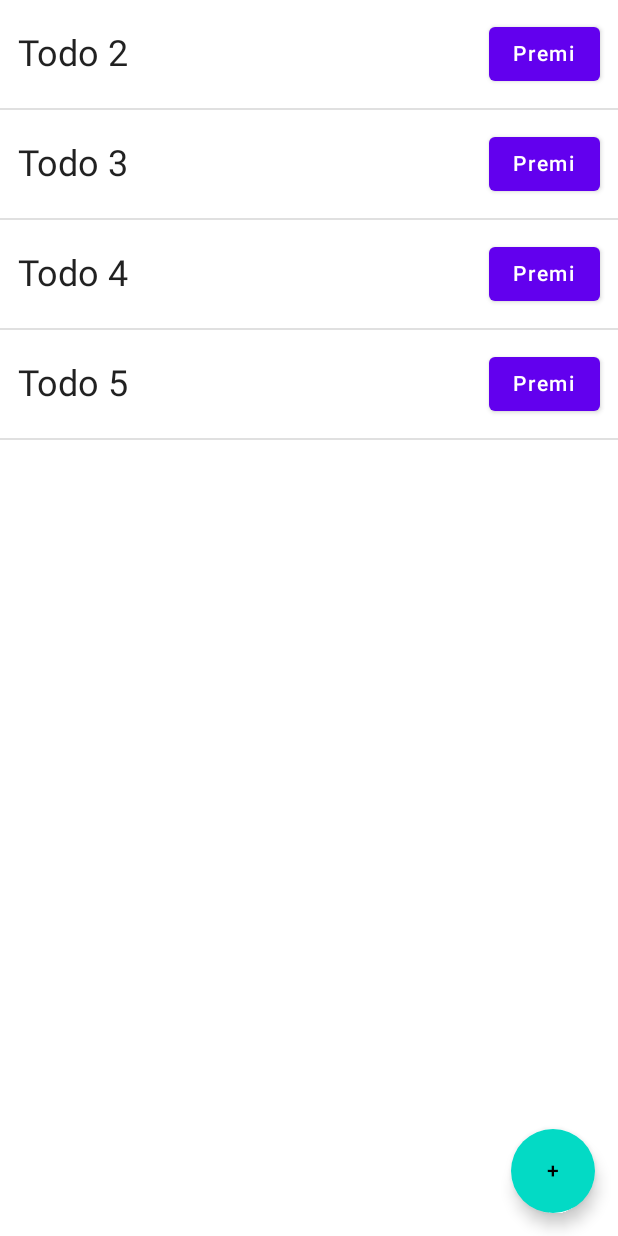
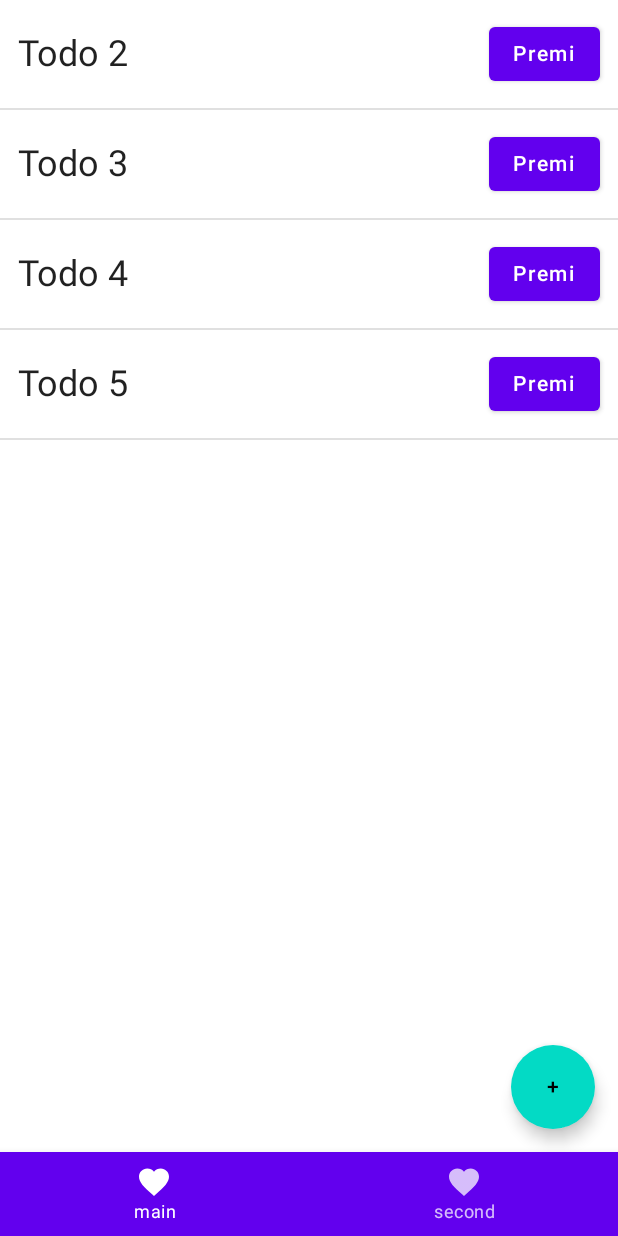
Before and after one commit to GianlucaMarano/ComposeList, an Android app built with Jetpack Compose: the screen it shows after launch (MainActivity), after a tap on "Premi", on a phone screen of 412 x 824 dp. Run offline under Robolectric (Android 15) with nearby library versions, the phone set to English and light mode, and no system bars.

Commit message:
bottom bar + repository mock

```diff
--- a/app/src/main/java/com/example/compose/MainActivity.kt
+++ b/app/src/main/java/com/example/compose/MainActivity.kt
@@ -3,25 +3,24 @@ package com.example.compose
 import android.os.Bundle
 import androidx.activity.ComponentActivity
 import androidx.activity.compose.setContent
-import androidx.compose.foundation.border
-import androidx.compose.foundation.layout.*
-import androidx.compose.foundation.lazy.LazyColumn
-import androidx.compose.foundation.lazy.items
+import androidx.compose.foundation.layout.fillMaxSize
+import androidx.compose.foundation.layout.padding
 import androidx.compose.material.*
+import androidx.compose.material.icons.Icons
+import androidx.compose.material.icons.filled.Favorite
 import androidx.compose.runtime.Composable
-import androidx.compose.ui.Alignment
-import androidx.compose.ui.Alignment.Companion.CenterVertically
+import androidx.compose.runtime.getValue
 import androidx.compose.ui.Modifier
-import androidx.compose.ui.graphics.Color
-import androidx.compose.ui.graphics.Outline
-import androidx.compose.ui.graphics.RectangleShape
-import androidx.compose.ui.graphics.Shape
-import androidx.compose.ui.text.style.TextAlign
-import androidx.compose.ui.tooling.preview.Preview
-import androidx.compose.ui.unit.dp
+import androidx.compose.ui.res.stringResource
+import androidx.navigation.NavDestination.Companion.hierarchy
+import androidx.navigation.compose.currentBackStackEntryAsState
+import androidx.navigation.compose.rememberNavController
+import com.example.compose.navigation.Screen
 import com.example.compose.ui.theme.ComposeTheme
 
+
 class MainActivity : ComponentActivity() { //nuova activity da estendere quando usiamo compose
+
     override fun onCreate(savedInstanceState: Bundle?) {
         super.onCreate(savedInstanceState)
         setContent { //non è necessario specificare un xml
@@ -33,7 +32,7 @@ class MainActivity : ComponentActivity() { //nuova activity da estendere quando
                     //inserire elementi della ui
                     //Layout Box,Column,Row
                     //{Recompose}->{Structure}->{Presentation}
-                    MainNavHost() //funzione composable che gestisce la navigazione tra composable
+                    Content()
                 }
             }
         }
@@ -41,87 +40,35 @@ class MainActivity : ComponentActivity() { //nuova activity da estendere quando
 }
 
 @Composable
-fun MainScreen(
-    viewModel: MainViewModel,
-    onClickToNavigate: (name: String) -> Unit //funzione con parametro stringa che non ritorna nulla
-) {
-    MainScreen(
-        list = viewModel.list,
-        onClickToNavigate = onClickToNavigate,
-        onClickToAdd = { viewModel.addElement(it) },
-        onClickToDelete = { viewModel.remove(it) })
-}
+fun Content() {
+    val items = listOf(
+        Screen.First,
+        Screen.Second,
+    )
 
-
-@Composable
-private fun MainScreen(
-    list: List<String>,
-    onClickToNavigate: (name: String) -> Unit,
-    onClickToAdd: (name: String) -> Unit,
-    onClickToDelete: (e: String) -> Unit
-) {
-    Box(Modifier.fillMaxSize()) {//tutti gli elementi vengono mostrati in colonna
-        LazyColumn { //equivalente di recycler view
-            items(list) {
-                ListElement(name = it, onClick = onClickToDelete)
-                Divider()
+    val navController = rememberNavController()
+    Scaffold(
+        bottomBar = {
+            BottomNavigation {
+                val navBackStackEntry by navController.currentBackStackEntryAsState()
+                val currentDestination = navBackStackEntry?.destination
+                items.forEach { screen ->
+                    BottomNavigationItem(
+                        icon = { Icon(Icons.Filled.Favorite, contentDescription = null) },
+                        label = { Text(stringResource(screen.resourceId)) },
+                        selected = currentDestination?.hierarchy?.any { it.route == screen.route } == true,
+                        onClick = {
+                            navController.navigate(screen.route)
+                        }
+                    )
+                }
             }
         }
-        FloatingActionButton(
-            onClick = {
-                onClickToAdd("test")
-                //onClickToNavigate("test")
-            },
-            modifier = Modifier
-                .align(Alignment.BottomEnd)
-                .padding(15.dp)
-        ) {
-            Text(text = "+")
-        }
-    }
-}
-
-@Composable
-fun ListElement(
-    name: String,
-    onClick: (e: String) -> Unit,
-    modifier: Modifier = Modifier
-) {
-    Row(
-        modifier = modifier.padding(12.dp),
-        verticalAlignment = CenterVertically
-    ) {
-        Text(
-            text = name,
-            textAlign = TextAlign.Center,
-            style = MaterialTheme.typography.h5
-        )
-        Spacer(modifier = Modifier.weight(1f))
-        Button(
-            onClick = { onClick(name) },
-            modifier = Modifier.align(CenterVertically)
-        ) {
-            Text(text = "Premi")
-        }
+    ) { innerPadding ->
+        MainNavHost(
+            navController,
+            modifier = Modifier.padding(innerPadding)
+        ) //funzione composable che gestisce la navigazione tra composable
     }
 
 }
-
-@Preview(showBackground = true)
-@Composable
-fun MainScreenPreview() {
-    MainScreen(listOf("Primo", "Secondo"), {}, {}, {})
-}
-
-
-//funzione che genera l'anteprima
-@Preview(showBackground = true) //inserire tra parentesi le caratteristiche della preview
-@Composable
-fun ListElementPreview() {
-    ComposeTheme {
-        ListElement( //inserire dati mockup
-            name = "world",
-            {}
-        )
-    }
-}
--- a/app/src/main/java/com/example/compose/MainNavHost.kt
+++ /dev/null
@@ -1,36 +0,0 @@
-package com.example.compose
-
-import androidx.compose.runtime.Composable
-import androidx.lifecycle.viewmodel.compose.viewModel
-
-import androidx.navigation.NavHostController
-import androidx.navigation.NavType
-import androidx.navigation.compose.NavHost
-import androidx.navigation.compose.composable
-import androidx.navigation.compose.rememberNavController
-import androidx.navigation.navArgument
-
-@Composable
-fun MainNavHost(
-    navController: NavHostController = rememberNavController(),
-    startDestination : String = "main"
-){
-    NavHost(navController = navController, startDestination = startDestination){
-        //per ogni schermata dichiarare un composable con route
-        composable("main"){
-            MainScreen(
-                viewModel = viewModel(),
-                onClickToNavigate = { name ->
-                   //navcontroller mi permette di cambiare schermata
-                    navController.navigate("second/$name")
-                }
-            )
-        }
-        composable(
-            route ="second/{name}",
-            arguments = listOf(navArgument("name") { type = NavType.StringType })
-        ){
-            it.arguments?.getString("name")?.let { name -> SecondScreen(name) }
-        }
-    }
-}
--- a/app/src/main/java/com/example/compose/MainViewModel.kt
+++ /dev/null
@@ -1,20 +0,0 @@
-package com.example.compose
-
-import androidx.compose.runtime.getValue
-import androidx.compose.runtime.mutableStateOf
-import androidx.lifecycle.ViewModel
-
-class MainViewModel : ViewModel() {
-
-    private val _list = mutableStateOf(listOf("Todo 1", "Todo 2", "Todo 3", "Todo 4", "Todo 5"))
-    val list by _list
-
-    fun addElement(e : String){
-        _list.value += e
-    }
-
-    fun remove (e : String){
-        _list.value -= e
-    }
-
-}
--- /dev/null
+++ b/app/src/main/java/com/example/compose/data/ListRepositoryMock.kt
@@ -0,0 +1,15 @@
+package com.example.compose.data
+
+object ListRepositoryMock {
+    private var _list = arrayListOf("Todo 1", "Todo 2", "Todo 3", "Todo 4", "Todo 5")
+
+    fun getList (): List<String> = _list.toList()
+
+    fun addElement(e : String){
+        _list.add(e)
+    }
+
+    fun remove (e : String){
+        _list.remove(e)
+    }
+}
--- /dev/null
+++ b/app/src/main/java/com/example/compose/navigation/MainNavHost.kt
@@ -0,0 +1,42 @@
+package com.example.compose
+
+import androidx.compose.runtime.Composable
+import androidx.compose.ui.Modifier
+import androidx.lifecycle.viewmodel.compose.viewModel
+import androidx.navigation.NavHostController
+import androidx.navigation.compose.NavHost
+import androidx.navigation.compose.composable
+import androidx.navigation.compose.rememberNavController
+import com.example.compose.data.ListRepositoryMock
+import com.example.compose.navigation.Screen
+import com.example.compose.ui.main.FirstScreen
+import com.example.compose.ui.second.SecondScreen
+
+@Composable
+fun MainNavHost(
+    navController: NavHostController = rememberNavController(),
+    startDestination: String = Screen.First.route,
+    modifier: Modifier = Modifier
+) {
+    NavHost(
+        navController = navController,
+        startDestination = startDestination,
+        modifier = modifier
+    ) {
+        //per ogni schermata dichiarare un composable con route
+        composable(Screen.First.route) {
+            FirstScreen(
+                viewModel = viewModel(),
+                onClickToNavigate = { name ->
+                    //navcontroller mi permette di cambiare schermata
+                    navController.navigate(Screen.Second.route)
+                }
+            )
+        }
+        composable(
+            route = Screen.Second.route
+        ) {
+            SecondScreen(viewModel())
+        }
+    }
+}
--- /dev/null
+++ b/app/src/main/java/com/example/compose/navigation/Screen.kt
@@ -0,0 +1,9 @@
+package com.example.compose.navigation
+
+import androidx.annotation.StringRes
+import com.example.compose.R
+
+sealed class Screen(val route: String, @StringRes val resourceId: Int) {
+    object First : Screen("first", R.string.first)
+    object Second : Screen("second", R.string.second)
+}
--- /dev/null
+++ b/app/src/main/java/com/example/compose/ui/main/FirstScreen.kt
@@ -0,0 +1,99 @@
+package com.example.compose.ui.main
+
+import androidx.compose.foundation.layout.*
+import androidx.compose.foundation.lazy.LazyColumn
+import androidx.compose.foundation.lazy.items
+import androidx.compose.material.*
+import androidx.compose.runtime.Composable
+import androidx.compose.ui.Alignment
+import androidx.compose.ui.Modifier
+import androidx.compose.ui.text.style.TextAlign
+import androidx.compose.ui.tooling.preview.Preview
+import androidx.compose.ui.unit.dp
+import com.example.compose.ui.theme.ComposeTheme
+
+
+@Composable
+fun FirstScreen(
+    viewModel: FirstViewModel,
+    onClickToNavigate: (name: String) -> Unit //funzione con parametro stringa che non ritorna nulla
+) {
+    FirstScreen(
+        list = viewModel.list,
+        onClickToNavigate = onClickToNavigate,
+        onClickToAdd = { viewModel.addElement(it) },
+        onClickToDelete = { viewModel.remove(it) })
+}
+
+
+@Composable
+private fun FirstScreen(
+    list: List<String>,
+    onClickToNavigate: (name: String) -> Unit,
+    onClickToAdd: (name: String) -> Unit,
+    onClickToDelete: (e: String) -> Unit
+) {
+    Box(Modifier.fillMaxSize()) {//tutti gli elementi vengono mostrati in colonna
+        LazyColumn { //equivalente di recycler view
+            items(list) {
+                ListElement(name = it, onClick = onClickToDelete)
+                Divider()
+            }
+        }
+        FloatingActionButton(
+            onClick = {
+                onClickToAdd("test")
+                //onClickToNavigate("test")
+            },
+            modifier = Modifier
+                .align(Alignment.BottomEnd)
+                .padding(15.dp)
+        ) {
+            Text(text = "+")
+        }
+    }
+}
+@Composable
+fun ListElement(
+    name: String,
+    onClick: (e: String) -> Unit,
+    modifier: Modifier = Modifier
+) {
+    Row(
+        modifier = modifier.padding(12.dp),
+        verticalAlignment = Alignment.CenterVertically
+    ) {
+        Text(
+            text = name,
+            textAlign = TextAlign.Center,
+            style = MaterialTheme.typography.h5
+        )
+        Spacer(modifier = Modifier.weight(1f))
+        Button(
+            onClick = { onClick(name) },
+            modifier = Modifier.align(Alignment.CenterVertically)
+        ) {
+            Text(text = "Premi")
+        }
+    }
+
+}
+
+
+//funzione che genera l'anteprima
+@Preview(showBackground = true) //inserire tra parentesi le caratteristiche della preview
+@Composable
+fun ListElementPreview() {
+    ComposeTheme {
+        ListElement( //inserire dati mockup
+            name = "world",
+            {}
+        )
+    }
+}
+
+@Preview(showBackground = true)
+@Composable
+fun FirstScreenPreview() {
+    FirstScreen(listOf("Primo", "Secondo"), {}, {}, {})
+}
--- /dev/null
+++ b/app/src/main/java/com/example/compose/ui/main/FirstViewModel.kt
@@ -0,0 +1,23 @@
+package com.example.compose.ui.main
+
+import androidx.compose.runtime.getValue
+import androidx.compose.runtime.mutableStateOf
+import androidx.lifecycle.ViewModel
+import com.example.compose.data.ListRepositoryMock
+
+class FirstViewModel: ViewModel() {
+    private val repository = ListRepositoryMock
+    private val _list = mutableStateOf(repository.getList())
+    val list by _list
+
+    fun addElement(e: String) {
+        repository.addElement(e)
+        _list.value = repository.getList()
+    }
+
+    fun remove(e: String) {
+        repository.remove(e)
+        _list.value = repository.getList()
+    }
+
+}
--- a/app/src/main/res/values/strings.xml
+++ b/app/src/main/res/values/strings.xml
@@ -1,3 +1,5 @@
 <resources>
     <string name="app_name">compose</string>
+    <string name="first">main</string>
+    <string name="second">second</string>
 </resources>
```
Also changed, not shown: app/src/main/java/com/example/compose/ui/second/SecondScreen.kt (renamed from app/src/main/java/com/example/compose/SecondScreen.kt, +12 -5 lines), app/src/main/java/com/example/compose/ui/second/SecondViewModel.kt (added, +13 -0 lines).
